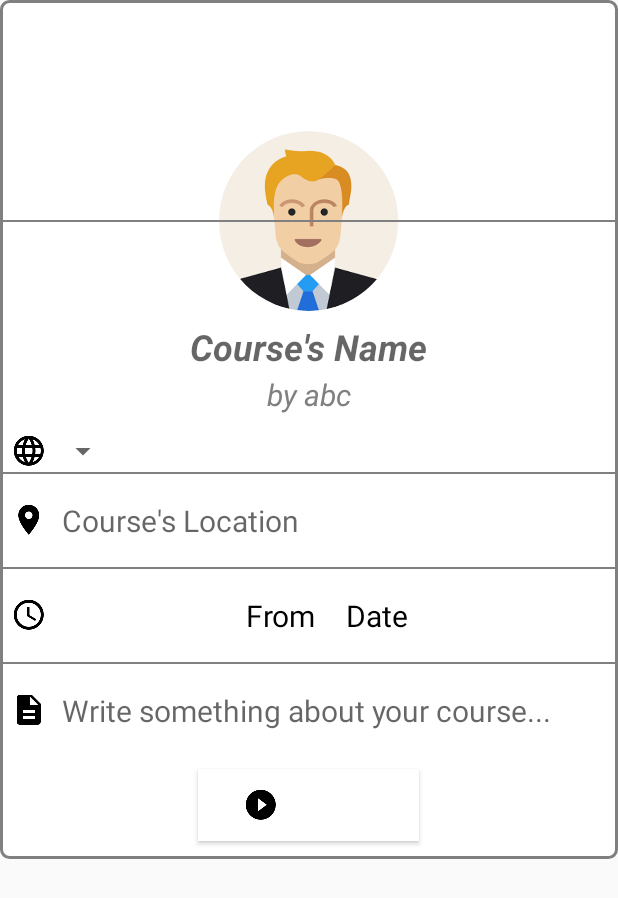
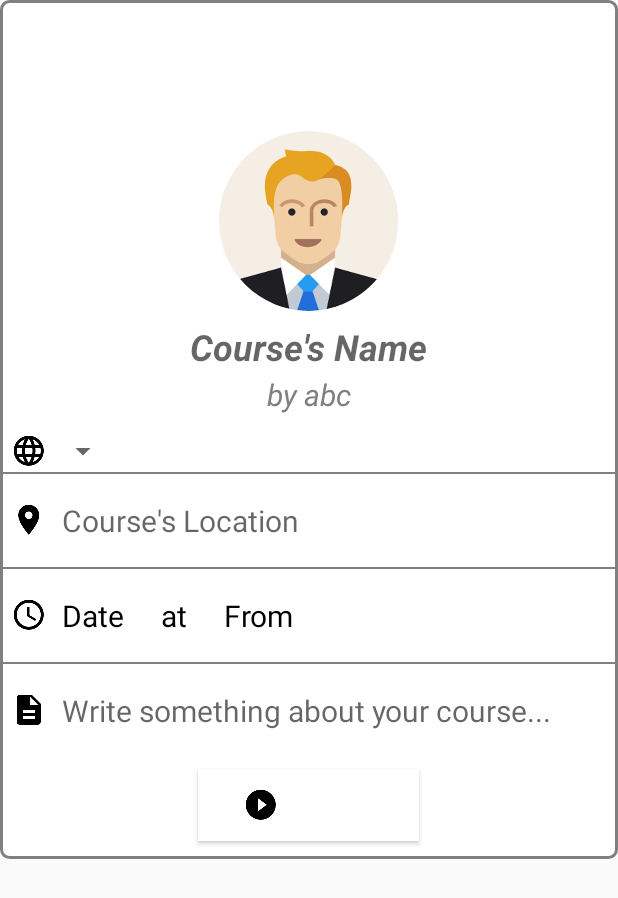
Before and after one commit to vovanluan/PTUDDD_Assignment2, an Android app: the layout activity_create_course.xml on its own in the app's theme, with its tools: preview values and no code run, on a phone screen of 412 x 824 dp. Shown: the top 898 px of the screen. Run offline under Robolectric (Android 15) with nearby library versions, the phone set to English and light mode, and no system bars; plain views replace SearchableSpinner.

Commit message:
Last update

```diff
--- a/app/src/main/java/com/example/luan/activity/CourseActivity.java
+++ b/app/src/main/java/com/example/luan/activity/CourseActivity.java
@@ -105,7 +105,7 @@ public class CourseActivity extends AppCompatActivity{
         star.setText(String.valueOf(course.getRating()));
 
         DateTime timeCourseStart = new DateTime(course.getTime());
-        time.setText(timeCourseStart.getHourOfDay() + ":" + timeCourseStart.getMinuteOfHour() + ", " + timeCourseStart.getDayOfMonth() + "/" + timeCourseStart.getMonthOfYear() + "/" + timeCourseStart.getYear());
+        time.setText(timeCourseStart.getDayOfMonth() + "/" + timeCourseStart.getMonthOfYear() + "/" + timeCourseStart.getYear() + " at " + timeCourseStart.getHourOfDay() + ":" + timeCourseStart.getMinuteOfHour());
         upvote.setText(String.valueOf(course.getUpvotes()));
         people.setText(String.valueOf(course.getStudents().size()));
         language.setText(course.getCategory());
--- a/app/src/main/java/com/example/luan/activity/CreateCourseActivity.java
+++ b/app/src/main/java/com/example/luan/activity/CreateCourseActivity.java
@@ -82,7 +82,7 @@ public class CreateCourseActivity extends AppCompatActivity implements DatePicke
         searchableSpinner = (SearchableSpinner) findViewById(R.id.languageSpinner);
 
         creator.setText(DataHolder.getInstance().getUser().getBio().getFirstName());
-        fromTime.setText(DateTime.now().getHourOfDay() + "h" + DateTime.now().getMinuteOfHour());
+        fromTime.setText(DateTime.now().getHourOfDay() + ":" + DateTime.now().getMinuteOfHour());
         date.setText(DateTime.now().getDayOfMonth() + "/" + DateTime.now().getMonthOfYear() + "/" + DateTime.now().getYear());
         create.setBackgroundColor(Color.parseColor("#2CC88F"));
 
--- a/app/src/main/res/layout/activity_create_course.xml
+++ b/app/src/main/res/layout/activity_create_course.xml
@@ -23,13 +23,6 @@
                 app:border_color="#FF000000"
                 android:layout_margin="@dimen/avatar_margin"
                 android:layout_centerInParent="true"/>
-            <View
-                android:layout_width="match_parent"
-                android:layout_height="1dp"
-                android:background="@color/gray"
-                android:layout_marginBottom="2dp"
-                android:layout_centerInParent="true"/>
-
         </RelativeLayout>
         <RelativeLayout
             android:layout_width="match_parent"
@@ -121,7 +114,8 @@
                 android:layout_marginLeft="5dp"
                 android:id="@+id/place"
                 style="@style/BigDescription"
-                android:background="@android:color/transparent"/>
+                android:background="@android:color/transparent"
+                android:maxLines="1"/>
         </RelativeLayout>
 
         <View
@@ -150,23 +144,30 @@
                     android:layout_width="wrap_content"
                     android:layout_height="wrap_content"
                     android:id="@+id/fromToRL"
-                    android:layout_centerInParent="true">
+                    android:layout_alignParentLeft="true">
+                    <TextView
+                        android:layout_width="wrap_content"
+                        android:layout_height="wrap_content"
+                        android:text="Date"
+                        android:id="@+id/date"
+                        style="@style/BigDescription"
+                        android:onClick="showDatePicker"
+                        android:clickable="true"/>
+                    <TextView
+                        android:layout_width="wrap_content"
+                        android:layout_height="wrap_content"
+                        android:id="@+id/at"
+                        android:text=" at "
+                        style="@style/BigDescription"
+                        android:layout_toRightOf="@+id/date"/>
                     <TextView
                         android:layout_width="wrap_content"
                         android:layout_height="wrap_content"
                         android:text="From"
                         android:id="@+id/fromTime"
                         style="@style/BigDescription"
+                        android:layout_toRightOf="@+id/at"
                         android:onClick="showFromTimePicker"
-                        android:clickable="true"/>
-                    <TextView
-                        android:layout_width="wrap_content"
-                        android:layout_height="wrap_content"
-                        android:text="Date"
-                        android:id="@+id/date"
-                        style="@style/BigDescription"
-                        android:layout_toRightOf="@+id/fromTime"
-                        android:onClick="showDatePicker"
                         android:clickable="true"/>
                 </RelativeLayout>
 
--- a/app/src/main/res/layout/feedback.xml
+++ b/app/src/main/res/layout/feedback.xml
@@ -19,7 +19,8 @@
         android:hint="Title"
         android:id="@+id/title"
         android:textSize="20dp"
-        android:layout_margin="@dimen/feedback_margin"/>
+        android:layout_margin="@dimen/feedback_margin"
+        android:maxLines="1"/>
     <EditText
         android:layout_width="match_parent"
         android:layout_height="wrap_content"
--- a/app/src/main/res/layout/notification_item.xml
+++ b/app/src/main/res/layout/notification_item.xml
@@ -11,7 +11,7 @@
         android:id="@+id/profile_image"
         android:layout_width="76dp"
         android:layout_height="@dimen/user_height"
-        android:src="@drawable/profile"
+        android:src="@drawable/user_ava_1"
         app:border_color="#FF000000"
         android:layout_centerVertical="true"/>
     <TextView
--- a/app/src/main/res/layout/rating_dialog.xml
+++ b/app/src/main/res/layout/rating_dialog.xml
@@ -63,7 +63,8 @@
         android:layout_height="wrap_content"
         android:layout_margin="@dimen/feedback_margin"
         android:hint="Title"
-        android:textSize="20dp" />
+        android:textSize="20dp"
+        android:maxLines="1"/>
 
     <EditText
         android:id="@+id/description"
```
Also changed, not shown: app/src/main/res/layout/contact_fragment.xml (+1 -19 lines).
